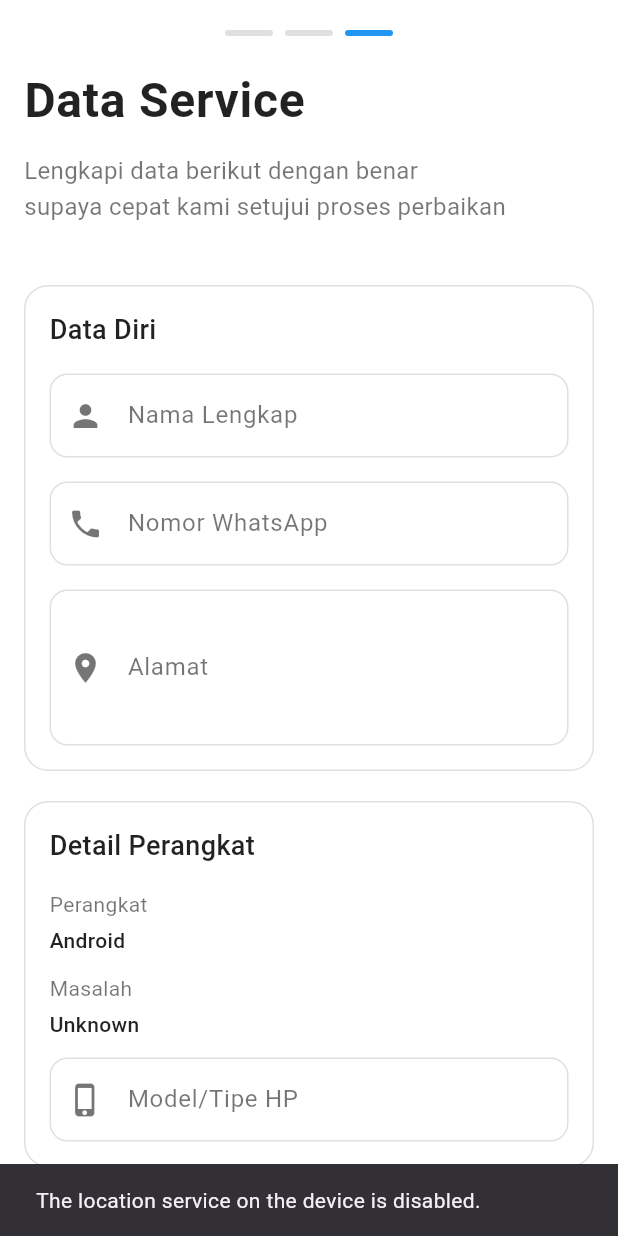
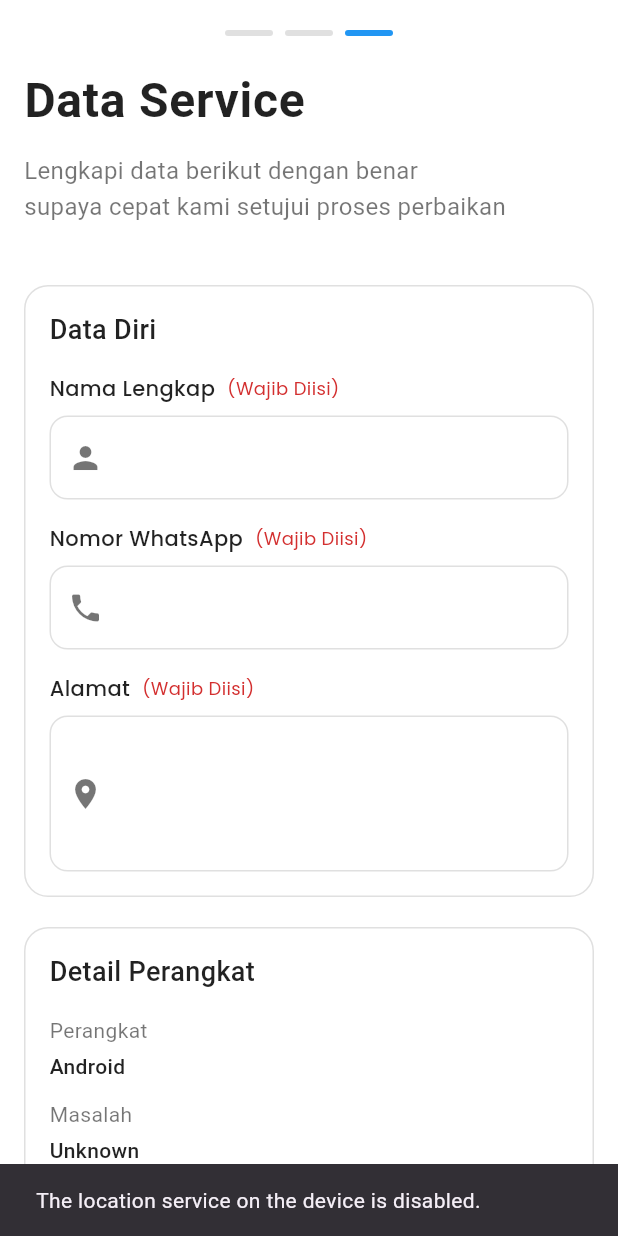
Before and after one commit to ekalliptus/el-services, a Flutter app: the HomePageThree screen opened directly with empty values, on a phone screen of 412 x 824 dp. Run offline on Flutter 3.47's test engine with Material 3 defaults, Android fonts, the phone set to English and light mode, and no system bars; our stand-ins replace awesome_dialog, awesome_notifications, equatable, firebase_auth, firebase_core, flutter_bloc and 14 more; missing offline and left inert: pattern_lock, video_compress; accounts and stored records are empty; network calls fail.

Commit message:
Perbaikan UI dan Logika pada Halaman Permintaan Layanan
- Perbarui tampilan dengan label "Wajib Diisi" dan "Opsional" pada berbagai input field
- Perbaiki logika penanganan password perangkat dan tipe password
- Modifikasi validasi dan tampilan input model HP, keterangan kerusakan, dan dokumentasi
- Tambahkan penanda wajib/opsional pada field nama, nomor WhatsApp, dan alamat
- Sederhanakan logika penanganan input dan dropdown pada halaman

```diff
--- a/lib/features/auth/pages/onboarding_page.dart
+++ b/lib/features/auth/pages/onboarding_page.dart
@@ -3,9 +3,6 @@ import 'package:flutter/services.dart';
 import 'package:google_fonts/google_fonts.dart';
 import 'package:shared_preferences/shared_preferences.dart';
 import 'package:geolocator/geolocator.dart';
-import 'package:flutter_bloc/flutter_bloc.dart';
-import 'package:servicehponline/blocs/auth/auth_bloc.dart';
-import 'package:servicehponline/features/auth/pages/login_page.dart';
 import 'package:servicehponline/features/profile/pages/profile_setup_page.dart';
 import 'package:servicehponline/features/user/widgets/request_service_flow_widget.dart';
 import 'package:firebase_auth/firebase_auth.dart';
--- a/lib/features/profile/pages/profile_setup_page.dart
+++ b/lib/features/profile/pages/profile_setup_page.dart
@@ -40,7 +40,6 @@ class _ProfileSetupPageState extends State<ProfileSetupPage>
   double _progress = 0.0;
   bool _isLoading = false;
   bool _isLocationLoading = false;
-  Position? _currentPosition;
   BuildContext? _gpsDialogContext;
   bool _isGpsEnabled = false;
   StreamSubscription<ServiceStatus>? _gpsStatusSubscription;
@@ -285,8 +284,7 @@ class _ProfileSetupPageState extends State<ProfileSetupPage>
   void _updateProgress() {
     double progress = 0.0;
     int filledFields = 0;
-    int totalRequiredFields =
-        3; // Total ada 3 field wajib: nama, phoneNumber, dan alamat detail
+// Total ada 3 field wajib: nama, phoneNumber, dan alamat detail
 
     if (_nameController.text.isNotEmpty) filledFields++;
     if (_whatsappController.text.isNotEmpty) filledFields++;
@@ -363,8 +361,6 @@ class _ProfileSetupPageState extends State<ProfileSetupPage>
       Position position = await Geolocator.getCurrentPosition(
         desiredAccuracy: LocationAccuracy.high,
       );
-
-      setState(() => _currentPosition = position);
 
       // Dapatkan alamat dari koordinat dengan prioritas mendapatkan nama jalan
       List<Placemark> placemarks = await placemarkFromCoordinates(
@@ -700,7 +696,7 @@ class _ProfileSetupPageState extends State<ProfileSetupPage>
       if (user == null) throw Exception('User tidak terautentikasi');
 
       // Gunakan alamat detail sebagai alamat utama
-      String address = _addressController.text.trim();
+      _addressController.text.trim();
       String addressDetail = _addressDetailController.text.trim();
       // Pastikan catatan alamat tidak null
       String addressNote = _addressNoteController.text.trim();
@@ -1239,12 +1235,25 @@ class _ProfileSetupPageState extends State<ProfileSetupPage>
           SizedBox(height: 24),
 
           // Catatan Alamat
-          Text(
-            "Catatan Alamat (Opsional)",
-            style: GoogleFonts.poppins(
-              fontWeight: FontWeight.w500,
-              color: Colors.black87,
-            ),
+          Row(
+            children: [
+              Text(
+                "Catatan Alamat",
+                style: GoogleFonts.poppins(
+                  fontWeight: FontWeight.w500,
+                  color: Colors.black87,
+                ),
+              ),
+              SizedBox(width: 8),
+              Text(
+                "(Opsional)",
+                style: GoogleFonts.poppins(
+                  fontSize: 12,
+                  fontWeight: FontWeight.w400,
+                  color: Colors.blue[700],
+                ),
+              ),
+            ],
           ),
           SizedBox(height: 8),
           TextFormField(
--- a/lib/features/user/pages/confirmation_page.dart
+++ b/lib/features/user/pages/confirmation_page.dart
@@ -379,8 +379,6 @@ class _ConfirmationPageState extends State<ConfirmationPage>
                                       ),
                                   ],
                                 ),
-                                if (widget.service.devicePasswordType !=
-                                    null) ...[
                                 SizedBox(height: 24.0),
                                 _buildSection(
                                   title: "Password Perangkat",
@@ -388,8 +386,11 @@ class _ConfirmationPageState extends State<ConfirmationPage>
                                     _buildInfoRow(
                                       label: "Jenis Password",
                                       value:
-                                            widget.service.devicePasswordType!,
+                                          widget.service.devicePasswordType ??
+                                              'Tidak Ada',
                                     ),
+                                    if (widget.service.devicePasswordType !=
+                                        'Tidak Ada')
                                       _buildInfoRow(
                                         label: "Password",
                                         value: widget.service.devicePassword ??
@@ -397,7 +398,6 @@ class _ConfirmationPageState extends State<ConfirmationPage>
                                       ),
                                   ],
                                 ),
-                                ],
                                 SizedBox(height: 24.0),
                                 _buildSection(
                                   title: "Dokumentasi",
--- a/lib/features/user/pages/home_page_three.dart
+++ b/lib/features/user/pages/home_page_three.dart
@@ -454,11 +454,10 @@ class _HomePageThreeState extends State<HomePageThree>
         problem: widget.selectedProblem,
         description: _descriptionController.text,
         shippingMethod: _selectedShipping,
-        devicePassword: _selectedPasswordType != 'Tidak Ada'
-            ? _devicePasswordController.text
-            : null,
-        devicePasswordType:
-            _selectedPasswordType != 'Tidak Ada' ? _selectedPasswordType : null,
+        devicePassword: _selectedPasswordType == 'Tidak Ada'
+            ? null
+            : _devicePasswordController.text,
+        devicePasswordType: _selectedPasswordType ?? 'Tidak Ada',
         latitude:
             _selectedShipping == 'Jemput' ? _currentPosition?.latitude : null,
         longitude:
@@ -660,46 +659,60 @@ class _HomePageThreeState extends State<HomePageThree>
                                   ),
                                   SizedBox(height: 12.0),
                                 ],
+                                Column(
+                                  crossAxisAlignment: CrossAxisAlignment.start,
+                                  children: [
+                                    Row(
+                                      children: [
+                                        Text(
+                                          'Model/Tipe HP',
+                                          style: GoogleFonts.poppins(
+                                            fontWeight: FontWeight.w500,
+                                            color: Colors.black87,
+                                          ),
+                                        ),
+                                        SizedBox(width: 8),
+                                        Text(
+                                          "(Wajib Diisi)",
+                                          style: GoogleFonts.poppins(
+                                            fontSize: 12,
+                                            fontWeight: FontWeight.w400,
+                                            color: Colors.red[700],
+                                          ),
+                                        ),
+                                      ],
+                                    ),
+                                    SizedBox(height: 8),
                                     TextFormField(
                                       controller: _modelController,
                                       focusNode: _modelFocus,
                                       decoration: InputDecoration(
-                                    labelText: 'Model/Tipe HP',
                                         prefixIcon: Icon(Icons.phone_iphone),
                                         border: OutlineInputBorder(
-                                      borderRadius: BorderRadius.circular(12.0),
+                                          borderRadius:
+                                              BorderRadius.circular(12.0),
                                         ),
                                         enabledBorder: OutlineInputBorder(
-                                      borderRadius: BorderRadius.circular(12.0),
-                                      borderSide:
-                                          BorderSide(color: Colors.grey[300]!),
+                                          borderRadius:
+                                              BorderRadius.circular(12.0),
+                                          borderSide: BorderSide(
+                                              color: Colors.grey[300]!),
                                         ),
                                         focusedBorder: OutlineInputBorder(
-                                      borderRadius: BorderRadius.circular(12.0),
+                                          borderRadius:
+                                              BorderRadius.circular(12.0),
                                           borderSide:
                                               BorderSide(color: Colors.blue),
                                         ),
-                                    errorBorder: OutlineInputBorder(
-                                      borderRadius: BorderRadius.circular(12.0),
-                                      borderSide: BorderSide(color: Colors.red),
-                                    ),
-                                    focusedErrorBorder: OutlineInputBorder(
-                                      borderRadius: BorderRadius.circular(12.0),
-                                      borderSide: BorderSide(
-                                          color: Colors.red, width: 2),
-                                    ),
-                                    hintText: widget.selectedDevice == 'iphone'
-                                        ? 'Contoh: iPhone 12 Pro Max'
-                                        : widget.selectedDevice == 'huawei'
-                                            ? 'Contoh: P40 Pro'
-                                            : 'Contoh: Galaxy S21 Ultra',
                                       ),
                                       validator: (value) {
                                         if (value == null || value.isEmpty) {
-                                      return 'Model/Tipe HP harus diisi';
+                                          return 'Model HP harus diisi';
                                         }
                                         return null;
                                       },
+                                    ),
+                                  ],
                                 ),
                               ],
                             ),
@@ -717,6 +730,8 @@ class _HomePageThreeState extends State<HomePageThree>
                             child: Column(
                               crossAxisAlignment: CrossAxisAlignment.start,
                               children: [
+                                Row(
+                                  children: [
                                     Text(
                                       'Keterangan Kerusakan',
                                       style: TextStyle(
@@ -724,6 +739,17 @@ class _HomePageThreeState extends State<HomePageThree>
                                         fontSize: 18.0,
                                         fontWeight: FontWeight.w500,
                                       ),
+                                    ),
+                                    SizedBox(width: 8.0),
+                                    Text(
+                                      "(Opsional)",
+                                      style: GoogleFonts.poppins(
+                                        fontSize: 12,
+                                        fontWeight: FontWeight.w400,
+                                        color: Colors.blue[700],
+                                      ),
+                                    ),
+                                  ],
                                 ),
                                 SizedBox(height: 16.0),
                                 TextField(
@@ -872,6 +898,8 @@ class _HomePageThreeState extends State<HomePageThree>
       child: Column(
         crossAxisAlignment: CrossAxisAlignment.start,
         children: [
+          Row(
+            children: [
               Text(
                 'Dokumentasi',
                 style: TextStyle(
@@ -879,6 +907,17 @@ class _HomePageThreeState extends State<HomePageThree>
                   fontSize: 18.0,
                   fontWeight: FontWeight.w500,
                 ),
+              ),
+              SizedBox(width: 8.0),
+              Text(
+                "(Opsional)",
+                style: GoogleFonts.poppins(
+                  fontSize: 12,
+                  fontWeight: FontWeight.w400,
+                  color: Colors.blue[700],
+                ),
+              ),
+            ],
           ),
           SizedBox(height: 16.0),
           // Foto Kerusakan
@@ -1297,6 +1336,7 @@ class _HomePageThreeState extends State<HomePageThree>
               return null;
             },
             savedValue: _savedName,
+            isRequired: true,
           ),
           SizedBox(height: 16),
           _buildTextField(
@@ -1312,6 +1352,7 @@ class _HomePageThreeState extends State<HomePageThree>
               return null;
             },
             savedValue: _savedWhatsapp,
+            isRequired: true,
           ),
           SizedBox(height: 16),
           _buildTextField(
@@ -1327,6 +1368,7 @@ class _HomePageThreeState extends State<HomePageThree>
               return null;
             },
             savedValue: _savedAddress,
+            isRequired: true,
           ),
         ],
       ),
@@ -1343,15 +1385,38 @@ class _HomePageThreeState extends State<HomePageThree>
     int maxLines = 1,
     String? savedValue,
     String? hintText,
+    bool isRequired = false,
   }) {
     return Column(
       crossAxisAlignment: CrossAxisAlignment.start,
       children: [
+        Row(
+          children: [
+            Text(
+              label,
+              style: GoogleFonts.poppins(
+                fontWeight: FontWeight.w500,
+                color: Colors.black87,
+              ),
+            ),
+            if (isRequired) ...[
+              SizedBox(width: 8),
+              Text(
+                "(Wajib Diisi)",
+                style: GoogleFonts.poppins(
+                  fontSize: 12,
+                  fontWeight: FontWeight.w400,
+                  color: Colors.red[700],
+                ),
+              ),
+            ],
+          ],
+        ),
+        SizedBox(height: 8),
         TextFormField(
           controller: controller,
           focusNode: focusNode,
           decoration: InputDecoration(
-            labelText: label,
             prefixIcon: Icon(icon),
             border: OutlineInputBorder(
               borderRadius: BorderRadius.circular(12),
@@ -1629,6 +1694,9 @@ class _HomePageThreeState extends State<HomePageThree>
   }
 
   Widget _buildDevicePasswordSection() {
+    bool isPasswordRequired =
+        _selectedPasswordType != null && _selectedPasswordType != 'Tidak Ada';
+
     return Container(
       padding: EdgeInsets.all(16.0),
       decoration: BoxDecoration(
@@ -1639,6 +1707,8 @@ class _HomePageThreeState extends State<HomePageThree>
       child: Column(
         crossAxisAlignment: CrossAxisAlignment.start,
         children: [
+          Row(
+            children: [
               Text(
                 'Kata Sandi Perangkat',
                 style: TextStyle(
@@ -1647,11 +1717,35 @@ class _HomePageThreeState extends State<HomePageThree>
                   fontWeight: FontWeight.w500,
                 ),
               ),
+              if (isPasswordRequired) ...[
+                SizedBox(width: 8),
+                Text(
+                  "(Wajib Diisi)",
+                  style: GoogleFonts.poppins(
+                    fontSize: 12,
+                    fontWeight: FontWeight.w400,
+                    color: Colors.red[700],
+                  ),
+                ),
+              ] else ...[
+                SizedBox(width: 8),
+                Text(
+                  "(Opsional)",
+                  style: GoogleFonts.poppins(
+                    fontSize: 12,
+                    fontWeight: FontWeight.w400,
+                    color: Colors.blue[700],
+                  ),
+                ),
+              ],
+            ],
+          ),
           SizedBox(height: 16.0),
           DropdownButtonFormField<String>(
-            value: _selectedPasswordType ?? 'Tidak Ada',
+            value: _selectedPasswordType,
             decoration: InputDecoration(
               labelText: 'Jenis Kata Sandi',
+              hintText: 'Pilih Kata Sandi Perangkat',
               prefixIcon: Icon(Icons.lock_outline),
               border: OutlineInputBorder(
                 borderRadius: BorderRadius.circular(12.0),
@@ -1665,6 +1759,7 @@ class _HomePageThreeState extends State<HomePageThree>
                 borderSide: BorderSide(color: Colors.blue),
               ),
             ),
+            hint: Text('Pilih Kata Sandi Perangkat'),
             items: _passwordTypes.map((String type) {
               return DropdownMenuItem<String>(
                 value: type,
```
Lines whose indentation alone changed are shown as unchanged.
